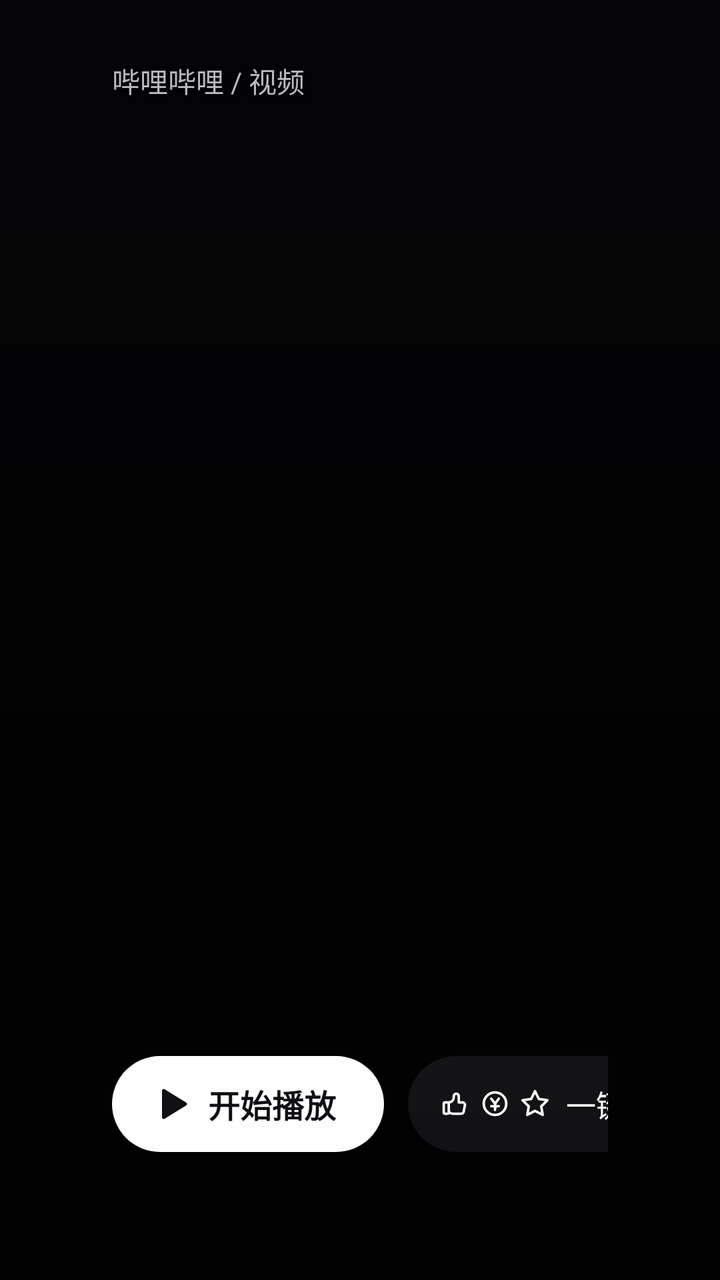
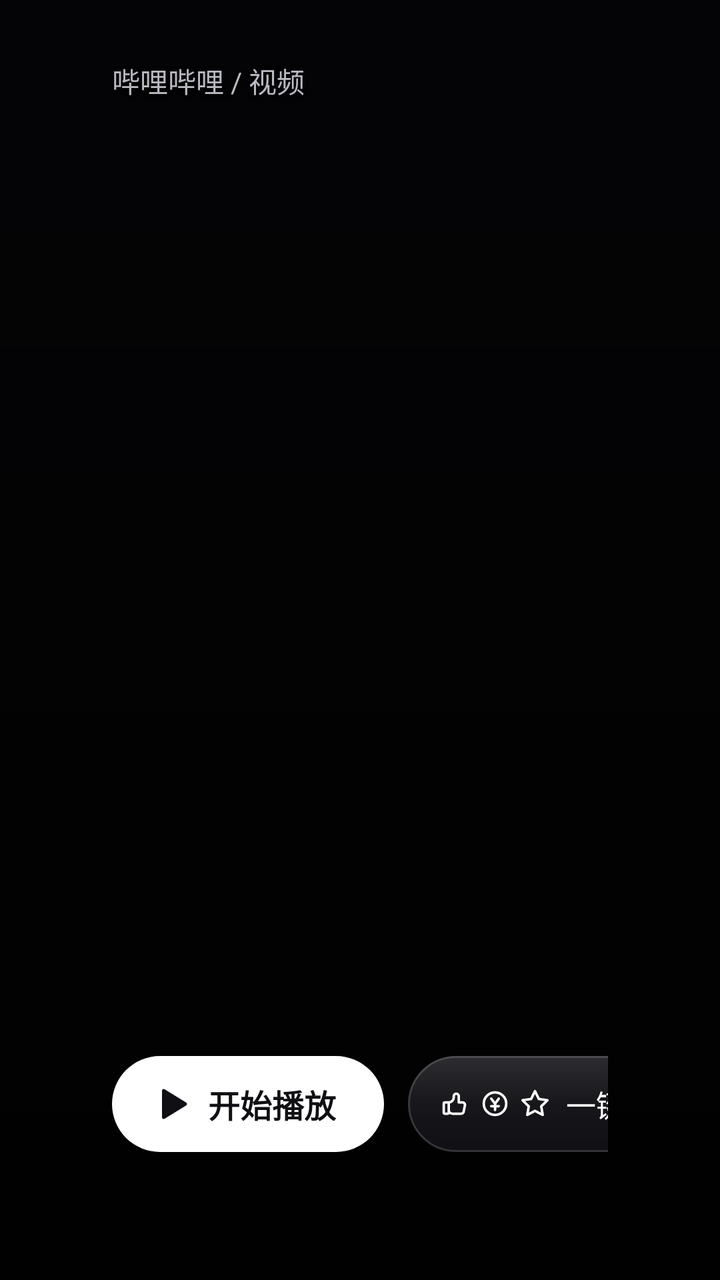

An Android layout rendered at two revisions. The XML below is the earlier revision; the diff shows what the commit changed to produce the second picture.
<!-- AndroidManifest.xml: another module's application theme AppTheme.NoActionBar -->
<!-- res/layout/page_bili_detail.xml -->
<?xml version="1.0" encoding="utf-8"?>
<FrameLayout xmlns:android="http://schemas.android.com/apk/res/android"
    android:layout_width="match_parent"
    android:layout_height="match_parent"
    android:background="@color/desk_bg">

    <ImageView
        android:id="@+id/bili_detail_bg"
        android:layout_width="match_parent"
        android:layout_height="match_parent"
        android:alpha="1"
        android:contentDescription="@null"
        android:scaleType="centerCrop" />

    
    <View
        android:layout_width="match_parent"
        android:layout_height="match_parent"
        android:background="#33000000" />

    <View
        android:layout_width="match_parent"
        android:layout_height="match_parent"
        android:background="@drawable/bg_scrim_bottom" />

    <LinearLayout
        android:layout_width="match_parent"
        android:layout_height="match_parent"
        android:clipChildren="false"
        android:orientation="vertical"
        android:paddingStart="56dp"
        android:paddingTop="30dp"
        android:paddingEnd="56dp"
        android:paddingBottom="@dimen/safe_bottom">

        <TextView
            android:id="@+id/bili_detail_crumb"
            android:layout_width="wrap_content"
            android:layout_height="wrap_content"
            android:shadowColor="#99000000"
            android:shadowDx="0"
            android:shadowDy="2"
            android:shadowRadius="6"
            android:text="哔哩哔哩 / 视频"
            android:textColor="@color/text_secondary"
            android:textSize="14sp" />

        
        <Space
            android:layout_width="match_parent"
            android:layout_height="0dp"
            android:layout_weight="1" />

        <LinearLayout
            android:layout_width="1060dp"
            android:layout_height="wrap_content"
            android:clipChildren="false"
            android:orientation="vertical">

            <LinearLayout
                android:layout_width="wrap_content"
                android:layout_height="wrap_content"
                android:layout_marginBottom="12dp"
                android:gravity="center_vertical"
                android:orientation="horizontal">

                <TextView
                    android:id="@+id/bili_detail_tag"
                    android:layout_width="wrap_content"
                    android:layout_height="wrap_content"
                    android:background="@drawable/bg_bili_tag"
                    android:paddingStart="12dp"
                    android:paddingTop="4dp"
                    android:paddingEnd="12dp"
                    android:paddingBottom="4dp"
                    android:textColor="#FB7299"
                    android:textSize="14sp"
                    android:visibility="gone" />

                
                <TextView
                    android:id="@+id/bili_detail_online"
                    android:layout_width="wrap_content"
                    android:layout_height="wrap_content"
                    android:layout_marginStart="10dp"
                    android:shadowColor="#99000000"
                    android:shadowDx="0"
                    android:shadowDy="2"
                    android:shadowRadius="6"
                    android:textColor="#FF9EBB"
                    android:textSize="14sp"
                    android:visibility="gone" />
            </LinearLayout>

            <TextView
                android:id="@+id/bili_detail_title"
                android:layout_width="match_parent"
                android:layout_height="wrap_content"
                android:ellipsize="end"
                android:lineSpacingExtra="2dp"
                android:maxLines="2"
                android:shadowColor="#B3000000"
                android:shadowDx="0"
                android:shadowDy="3"
                android:shadowRadius="10"
                android:textColor="#F7F9FC"
                android:textSize="42sp"
                android:textStyle="bold" />

            <TextView
                android:id="@+id/bili_detail_meta"
                android:layout_width="match_parent"
                android:layout_height="wrap_content"
                android:layout_marginTop="10dp"
                android:ellipsize="end"
                android:shadowColor="#B3000000"
                android:shadowDx="0"
                android:shadowDy="2"
                android:shadowRadius="8"
                android:singleLine="true"
                android:textColor="@color/text_secondary"
                android:textSize="15sp" />

            <TextView
                android:id="@+id/bili_detail_desc"
                android:layout_width="match_parent"
                android:layout_height="wrap_content"
                android:layout_marginTop="10dp"
                android:ellipsize="end"
                android:lineSpacingExtra="3dp"
                android:maxLines="3"
                android:shadowColor="#B3000000"
                android:shadowDx="0"
                android:shadowDy="2"
                android:shadowRadius="8"
                android:textColor="#C9CFDA"
                android:textSize="14sp" />

            <LinearLayout
                android:layout_width="wrap_content"
                android:layout_height="wrap_content"
                android:layout_marginTop="16dp"
                android:clipChildren="false"
                android:gravity="center_vertical"
                android:orientation="horizontal">

                
                <LinearLayout
                    android:id="@+id/bili_detail_play"
                    android:layout_width="wrap_content"
                    android:layout_height="48dp"
                    android:background="@drawable/bg_btn_primary"
                    android:clickable="true"
                    android:focusable="true"
                    android:gravity="center_vertical"
                    android:orientation="horizontal"
                    android:paddingStart="20dp"
                    android:paddingEnd="24dp">

                    <ImageView
                        android:layout_width="20dp"
                        android:layout_height="20dp"
                        android:contentDescription="@null"
                        android:src="@drawable/ic_play_dark" />

                    <TextView
                        android:id="@+id/bili_detail_play_label"
                        android:layout_width="wrap_content"
                        android:layout_height="wrap_content"
                        android:layout_marginStart="8dp"
                        android:text="开始播放"
                        android:textColor="@color/text_on_light"
                        android:textSize="16sp"
                        android:textStyle="bold" />
                </LinearLayout>

                <TextView
                    android:id="@+id/bili_detail_retry"
                    android:layout_width="wrap_content"
                    android:layout_height="48dp"
                    android:layout_marginStart="12dp"
                    android:background="@drawable/bg_pill"
                    android:clickable="true"
                    android:focusable="true"
                    android:gravity="center"
                    android:minWidth="104dp"
                    android:paddingStart="24dp"
                    android:paddingEnd="24dp"
                    android:text="重试"
                    android:textColor="@color/text_primary"
                    android:textSize="15sp"
                    android:visibility="gone" />

                
                <LinearLayout
                    android:id="@+id/bili_detail_triple"
                    android:layout_width="wrap_content"
                    android:layout_height="48dp"
                    android:layout_marginStart="12dp"
                    android:background="@drawable/bg_pill"
                    android:clickable="true"
                    android:focusable="true"
                    android:gravity="center_vertical"
                    android:orientation="horizontal"
                    android:paddingStart="16dp"
                    android:paddingEnd="20dp">

                    <ImageView
                        android:layout_width="15dp"
                        android:layout_height="15dp"
                        android:contentDescription="@null"
                        android:src="@drawable/ic_thumb_up" />

                    <ImageView
                        android:layout_width="15dp"
                        android:layout_height="15dp"
                        android:layout_marginStart="5dp"
                        android:contentDescription="@null"
                        android:src="@drawable/ic_coin" />

                    <ImageView
                        android:layout_width="15dp"
                        android:layout_height="15dp"
                        android:layout_marginStart="5dp"
                        android:contentDescription="@null"
                        android:src="@drawable/ic_star" />

                    <TextView
                        android:id="@+id/bili_detail_triple_label"
                        android:layout_width="wrap_content"
                        android:layout_height="wrap_content"
                        android:layout_marginStart="8dp"
                        android:text="一键三连"
                        android:textColor="@color/text_primary"
                        android:textSize="15sp" />
                </LinearLayout>

                <LinearLayout
                    android:id="@+id/bili_detail_share"
                    android:layout_width="wrap_content"
                    android:layout_height="48dp"
                    android:layout_marginStart="12dp"
                    android:background="@drawable/bg_pill"
                    android:clickable="true"
                    android:focusable="true"
                    android:gravity="center_vertical"
                    android:orientation="horizontal"
                    android:paddingStart="18dp"
                    android:paddingEnd="22dp">

                    <ImageView
                        android:layout_width="16dp"
                        android:layout_height="16dp"
                        android:contentDescription="@null"
                        android:src="@drawable/ic_share" />

                    <TextView
                        android:layout_width="wrap_content"
                        android:layout_height="wrap_content"
                        android:layout_marginStart="8dp"
                        android:text="分享"
                        android:textColor="@color/text_primary"
                        android:textSize="15sp" />
                </LinearLayout>
            </LinearLayout>

            <TextView
                android:id="@+id/bili_detail_error"
                android:layout_width="match_parent"
                android:layout_height="wrap_content"
                android:layout_marginTop="12dp"
                android:text=""
                android:textColor="@color/text_secondary"
                android:textSize="14sp"
                android:visibility="gone" />

            <TextView
                android:id="@+id/bili_detail_episode_label"
                android:layout_width="wrap_content"
                android:layout_height="wrap_content"
                android:layout_marginTop="16dp"
                android:shadowColor="#B3000000"
                android:shadowDx="0"
                android:shadowDy="2"
                android:shadowRadius="8"
                android:text="选集"
                android:textColor="@color/text_tertiary"
                android:textSize="13sp"
                android:visibility="gone" />

            
            <GridView
                android:id="@+id/bili_detail_episodes"
                android:layout_width="match_parent"
                android:layout_height="92dp"
                android:layout_marginTop="8dp"
                android:clipChildren="false"
                android:clipToPadding="false"
                android:focusable="false"
                android:horizontalSpacing="8dp"
                android:listSelector="@android:color/transparent"
                android:numColumns="6"
                android:scrollbars="none"
                android:stretchMode="columnWidth"
                android:verticalSpacing="8dp"
                android:visibility="gone" />
        </LinearLayout>
    </LinearLayout>

    <ProgressBar
        android:id="@+id/bili_detail_loading"
        style="?android:attr/progressBarStyle"
        android:layout_width="36dp"
        android:layout_height="36dp"
        android:layout_gravity="center"
        android:visibility="gone" />

</FrameLayout>
<!-- resources referenced by this layout -->
<resources>
  <color name="desk_bg">#050508</color>
  <color name="text_on_light">#101014</color>
  <color name="text_primary">#FFFFFF</color>
  <color name="text_secondary">#B9B9C2</color>
  <color name="text_tertiary">#7A7A86</color>
  <dimen name="safe_bottom">64dp</dimen>
  <!-- drawable bg_bili_tag (drawable) -->
  <?xml version="1.0" encoding="utf-8"?>
  <shape xmlns:android="http://schemas.android.com/apk/res/android"
      android:shape="rectangle">
      <solid android:color="#1FFB7299" />
      <corners android:radius="@dimen/radius_badge" />
      <stroke
          android:width="1dp"
          android:color="#99FB7299" />
  </shape>
  <!-- drawable bg_pill (drawable) -->
  <?xml version="1.0" encoding="utf-8"?>
  <selector xmlns:android="http://schemas.android.com/apk/res/android">
  
      <item android:state_focused="true">
          <shape android:shape="rectangle">
              <solid android:color="@color/pill_bg_focused" />
              <corners android:radius="@dimen/radius_control" />
              <stroke
                  android:width="3dp"
                  android:color="@color/pill_stroke" />
          </shape>
      </item>
  
      <item>
          <shape android:shape="rectangle">
              <solid android:color="@color/pill_bg" />
              <corners android:radius="@dimen/radius_control" />
          </shape>
      </item>
  
  </selector>
  <!-- drawable bg_scrim_bottom (drawable) -->
  <?xml version="1.0" encoding="utf-8"?>
  <shape xmlns:android="http://schemas.android.com/apk/res/android"
      android:shape="rectangle">
      <gradient
          android:angle="90"
          android:centerColor="#73000000"
          android:endColor="#00000000"
          android:startColor="#D9000000" />
  </shape>
  <!-- drawable ic_play_dark (drawable) -->
  <?xml version="1.0" encoding="utf-8"?>
  <vector xmlns:android="http://schemas.android.com/apk/res/android"
      android:width="24dp"
      android:height="24dp"
      android:viewportWidth="24"
      android:viewportHeight="24">
          <path
              android:fillColor="#FF101014"
              android:pathData="M6 4v16a1 1 0 0 0 1.524 .852l13 -8a1 1 0 0 0 0 -1.704l-13 -8a1 1 0 0 0 -1.524 .852z" />
  </vector>
  <!-- drawable ic_star (drawable) -->
  <?xml version="1.0" encoding="utf-8"?>
  <vector xmlns:android="http://schemas.android.com/apk/res/android"
      android:width="24dp"
      android:height="24dp"
      android:viewportWidth="24"
      android:viewportHeight="24">
      <path
          android:strokeColor="#FFFFFF"
          android:strokeWidth="2"
          android:strokeLineCap="round"
          android:strokeLineJoin="round"
          android:pathData="M12 17.75l-6.172 3.245l1.179 -6.873l-5 -4.867l6.9 -1l3.086 -6.253l3.086 6.253l6.9 1l-5 4.867l1.179 6.873z" />
  </vector>
  <style name="AppTheme.NoActionBar" parent="AppTheme">
          <item name="android:windowActionBar">false</item>
          <item name="android:windowNoTitle">true</item>
          <item name="windowActionBar">false</item>
          <item name="android:windowFullscreen">true</item>//全屏即无通知栏
          <item name="android:windowContentOverlay">@null</item>//是否有遮盖
          <item name="windowNoTitle">true</item>
          <item name="android:keepScreenOn">true</item>
          
          <item name="android:windowBackground">@android:color/transparent</item>
      </style>
  <dimen name="radius_badge">4dp</dimen>
  <color name="btn_light_focused">#E8E8ED</color>
  <dimen name="radius_control">100dp</dimen>
  <color name="btn_light">#FFFFFF</color>
  <color name="pill_bg_focused">#B33A3A43</color>
  <color name="pill_stroke">#FFFFFF</color>
  <color name="pill_bg">#991E1E24</color>
  <style name="AppTheme" parent="Theme.AppCompat.Light.DarkActionBar">
          
          <item name="colorPrimary">@color/color_6200EE</item>
          <item name="colorPrimaryDark">@color/color_3700B3</item>
          <item name="colorAccent">@color/color_03DAC5</item>
      </style>
  <color name="color_6200EE">#6200EE</color>
  <color name="color_3700B3">#3700B3</color>
  <color name="color_03DAC5">#03DAC5</color>
  <!-- unchanged entries left out for length: 4 -->
</resources>

<!-- the commit's change to res/layout/page_bili_detail.xml (unified diff, before → after) -->
@@ -1,4 +1,5 @@
 <?xml version="1.0" encoding="utf-8"?>
+
 <FrameLayout xmlns:android="http://schemas.android.com/apk/res/android"
     android:layout_width="match_parent"
     android:layout_height="match_parent"
@@ -289,7 +290,7 @@
                 android:visibility="gone" />
 
             
-            <GridView
+            <com.tvdesk.desk.widget.PageGridView
                 android:id="@+id/bili_detail_episodes"
                 android:layout_width="match_parent"
                 android:layout_height="92dp"
<!-- resource entries referenced after the edit -->
@@ -16,28 +16,7 @@
           android:width="1dp"
           android:color="#99FB7299" />
   </shape>
-  <!-- drawable bg_pill (drawable) -->
-  <?xml version="1.0" encoding="utf-8"?>
-  <selector xmlns:android="http://schemas.android.com/apk/res/android">
-  
-      <item android:state_focused="true">
-          <shape android:shape="rectangle">
-              <solid android:color="@color/pill_bg_focused" />
-              <corners android:radius="@dimen/radius_control" />
-              <stroke
-                  android:width="3dp"
-                  android:color="@color/pill_stroke" />
-          </shape>
-      </item>
-  
-      <item>
-          <shape android:shape="rectangle">
-              <solid android:color="@color/pill_bg" />
-              <corners android:radius="@dimen/radius_control" />
-          </shape>
-      </item>
-  
-  </selector>
+  <!-- drawable bg_pill: vector/xml drawable (drawable, 2283 chars, omitted) -->
   <!-- drawable bg_scrim_bottom (drawable) -->
   <?xml version="1.0" encoding="utf-8"?>
   <shape xmlns:android="http://schemas.android.com/apk/res/android"
@@ -88,9 +67,6 @@
   <color name="btn_light_focused">#E8E8ED</color>
   <dimen name="radius_control">100dp</dimen>
   <color name="btn_light">#FFFFFF</color>
-  <color name="pill_bg_focused">#B33A3A43</color>
-  <color name="pill_stroke">#FFFFFF</color>
-  <color name="pill_bg">#991E1E24</color>
   <style name="AppTheme" parent="Theme.AppCompat.Light.DarkActionBar">
           
           <item name="colorPrimary">@color/color_6200EE</item>
